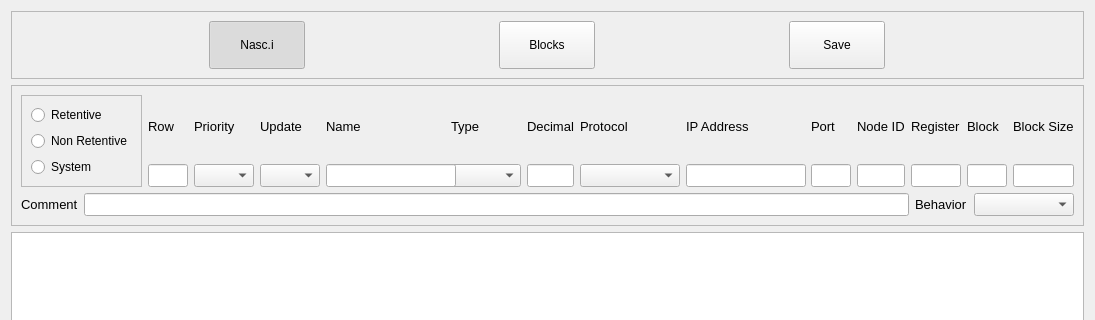
This is projects/devtools/qt-creator-2.8.1-src/src/plugins/cte/ctedit.ui in MECTsrl/imx_mect as Qt 5 draws it before an edit; both pictures show x 0 to 1095 and y 0 to 320 of the 1095 by 768 pixel window. The edited form follows.
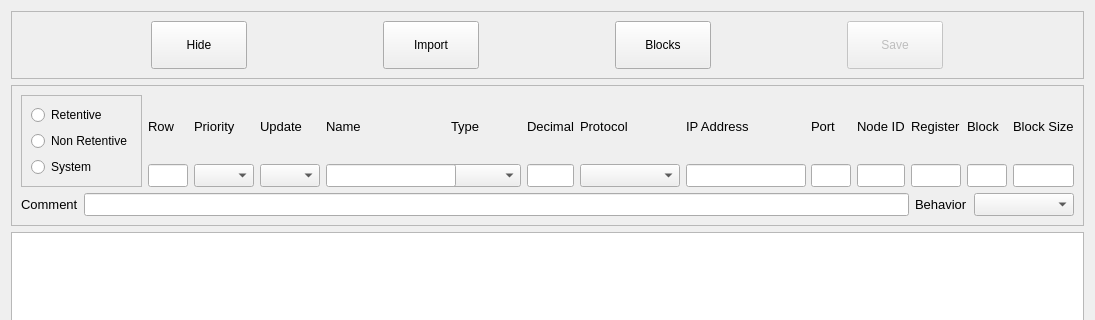
This is the edited form.

Patch:
```diff
--- a/projects/devtools/qt-creator-2.8.1-src/src/plugins/cte/ctedit.ui
+++ b/projects/devtools/qt-creator-2.8.1-src/src/plugins/cte/ctedit.ui
@@ -47,13 +47,41 @@
          <string>Show or Hide unused rows</string>
         </property>
         <property name="text">
-         <string>Nasc.i</string>
+         <string>Hide</string>
         </property>
         <property name="checkable">
          <bool>true</bool>
         </property>
         <property name="checked">
-         <bool>true</bool>
+         <bool>false</bool>
+        </property>
+        <property name="autoDefault">
+         <bool>false</bool>
+        </property>
+       </widget>
+      </item>
+      <item>
+       <widget class="QPushButton" name="cmdImport">
+        <property name="minimumSize">
+         <size>
+          <width>48</width>
+          <height>48</height>
+         </size>
+        </property>
+        <property name="maximumSize">
+         <size>
+          <width>96</width>
+          <height>96</height>
+         </size>
+        </property>
+        <property name="toolTip">
+         <string>Import User Data from another Cross Table File</string>
+        </property>
+        <property name="text">
+         <string>Import</string>
+        </property>
+        <property name="checkable">
+         <bool>false</bool>
         </property>
         <property name="autoDefault">
          <bool>false</bool>
@@ -87,6 +115,9 @@
       </item>
       <item>
        <widget class="QPushButton" name="cmdSave">
+        <property name="enabled">
+         <bool>false</bool>
+        </property>
         <property name="minimumSize">
          <size>
           <width>48</width>
```
Left out of the diff: 27 changed lines with no effect on the pictures.
